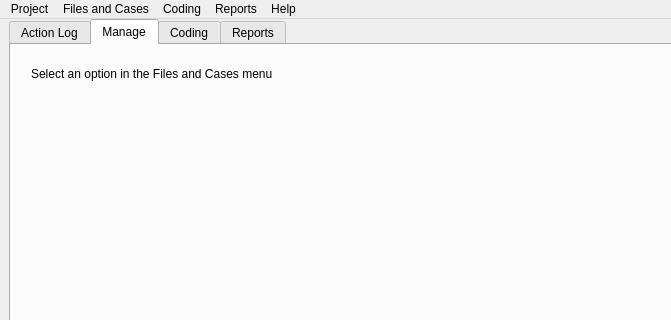
Qt form GUI_UIs/ui_main.ui (ccbogel/QualCoder) before a commit; both pictures show x 0 to 671 and y 0 to 320 of the 1024 by 600 pixel window.
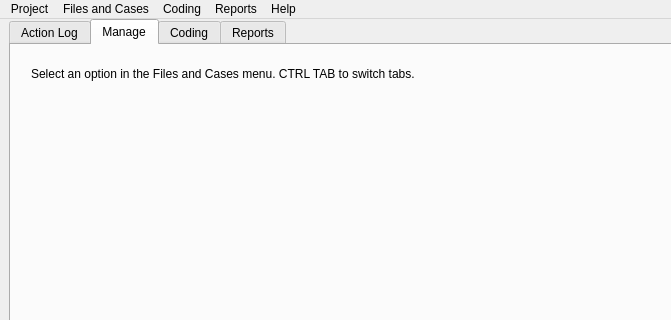
The same form after that commit. The open tabs and pages were chosen to show the change.

Commit message: added crtl tab instruction to  tab labels

What changed in the file:
```diff
--- a/GUI_UIs/ui_main.ui
+++ b/GUI_UIs/ui_main.ui
@@ -50,7 +50,7 @@
          </rect>
         </property>
         <property name="text">
-         <string>Select an option in the Files and Cases menu</string>
+         <string>Select an option in the Files and Cases menu. CTRL TAB to switch tabs.</string>
         </property>
        </widget>
       </widget>
```
Left out of the diff: 6 changed lines with no effect on the pictures.
